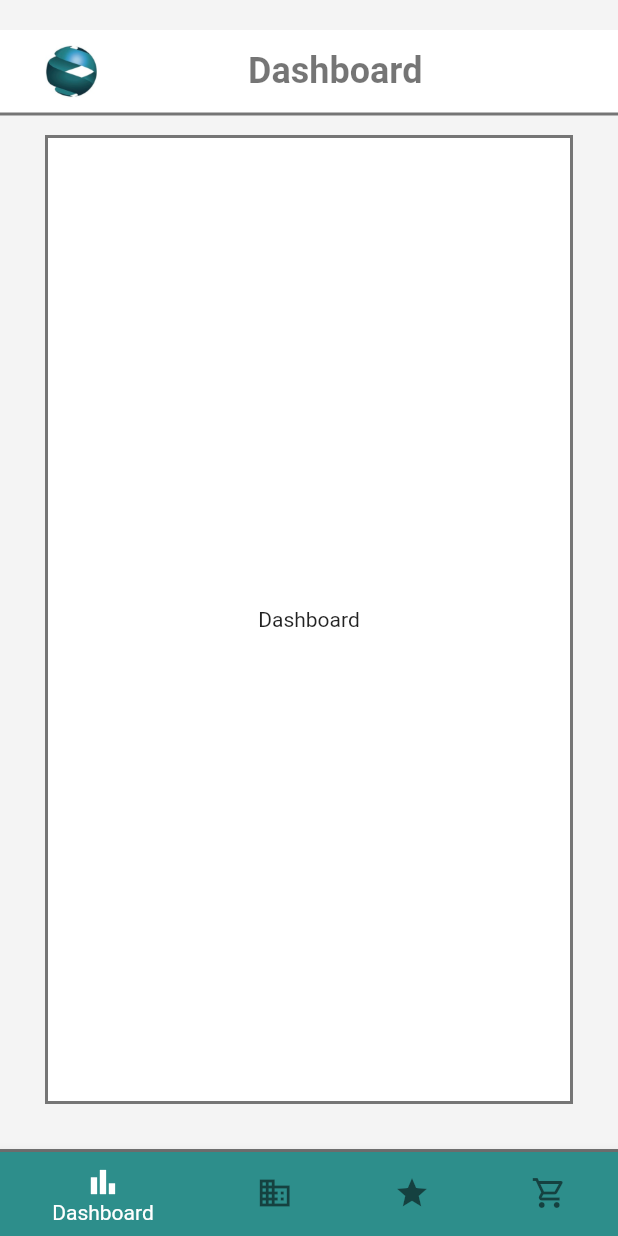
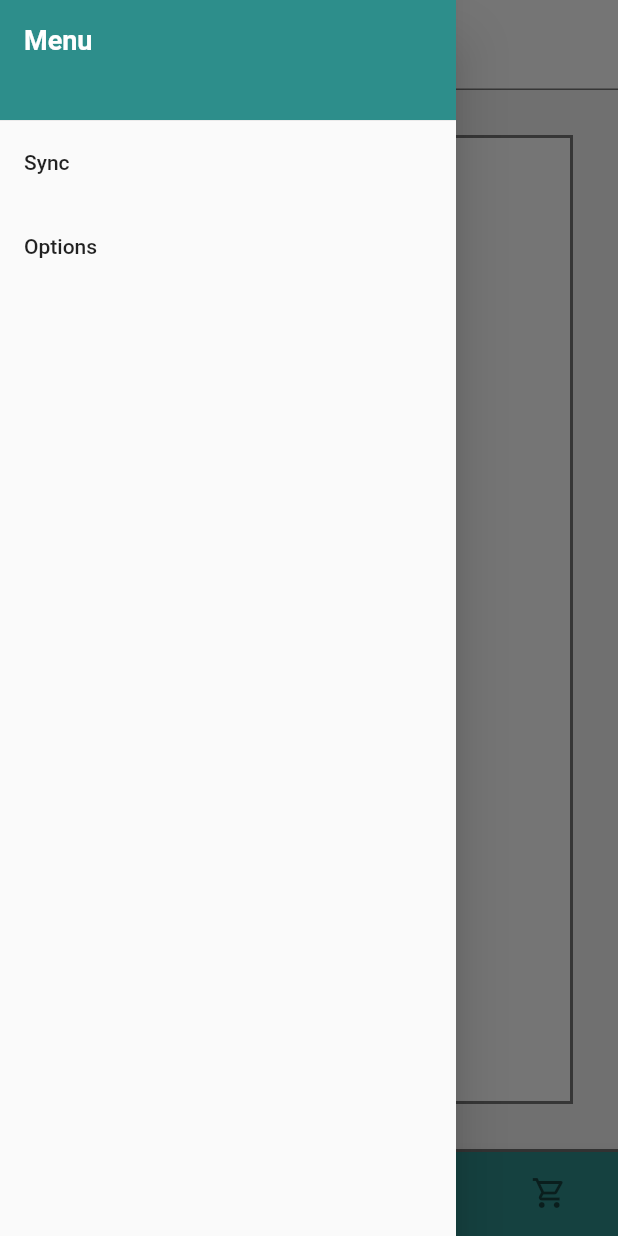
Before and after one commit to avpalmeira/app_vendas, a Flutter app: the screen it shows after launch, with the side drawer open (before the commit the screen has no drawer), on a phone screen of 412 x 824 dp. Run offline on Flutter 3.47's test engine with Material 2 defaults, Android fonts, the phone set to English and light mode, and no system bars.

Commit message:
sidebar component

```diff
--- a/lib/components/app_header.dart
+++ b/lib/components/app_header.dart
@@ -6,28 +6,28 @@ class AppHeader extends PreferredSize {
       : super(
           key: key,
           preferredSize: Size.fromHeight(height),
-            child: Column(children: [
-              SizedBox(height: statusBarHeight),
-              Container(
+          child: Container(
             decoration: BoxDecoration(
               color: Colors.white,
               border: Border(
                 bottom: BorderSide(
-                      width: 2,
+                  width: 1,
                   color: Colors.black54,
                 ),
               ),
             ),
-                padding: const EdgeInsets.symmetric(
-                  vertical: 10,
-                  horizontal: 30,
-                ),
+            padding: const EdgeInsets.fromLTRB(20, 20, 20, 0),
             child: Row(
               children: [
-                    Image.asset(
+                Builder(
+                  builder: (context) => IconButton(
+                    icon: Image.asset(
                       AppImages.logo,
                       width: 35,
                       height: 35,
+                    ),
+                    onPressed: () => Scaffold.of(context).openDrawer(),
+                  ),
                 ),
                 Expanded(
                   child: Center(
@@ -44,7 +44,7 @@ class AppHeader extends PreferredSize {
               ],
             ),
           ),
-            ]));
+        );
 
   final String title;
   final double height;
--- /dev/null
+++ b/lib/components/app_sidebar.dart
@@ -0,0 +1,44 @@
+import 'package:app_vendas/resources/app_colors.dart';
+import 'package:flutter/material.dart';
+
+class AppSidebar extends StatelessWidget {
+  @override
+  Widget build(BuildContext context) {
+    return Drawer(
+      child: ListView(
+        padding: EdgeInsets.zero,
+        children: <Widget>[
+          Container(
+            height: 80,
+            child: DrawerHeader(
+              margin: EdgeInsets.zero,
+              decoration: BoxDecoration(
+                color: AppColors.primary,
+              ),
+              child: Text(
+                'Menu',
+                style: TextStyle(
+                  color: Colors.white,
+                  fontSize: 18,
+                  fontWeight: FontWeight.bold,
+                ),
+              ),
+            ),
+          ),
+          ListTile(
+            title: Text('Sync'),
+            onTap: () {
+              Navigator.pop(context);
+            },
+          ),
+          ListTile(
+            title: Text('Options'),
+            onTap: () {
+              Navigator.pop(context);
+            },
+          ),
+        ],
+      ),
+    );
+  }
+}
--- a/lib/layouts/default_layout.dart
+++ b/lib/layouts/default_layout.dart
@@ -1,5 +1,6 @@
 import 'package:app_vendas/components/app_bottom_nav.dart';
 import 'package:app_vendas/components/app_header.dart';
+import 'package:app_vendas/components/app_sidebar.dart';
 import 'package:app_vendas/resources/app_colors.dart';
 import 'package:app_vendas/sections/clientes_section.dart';
 import 'package:app_vendas/sections/dashboard_section.dart';
@@ -43,6 +44,7 @@ class _DefaultLayoutState extends State<DefaultLayout> {
         height: 60,
         statusBarHeight: 20, //kToolbarHeight
       ),
+      drawer: AppSidebar(),
       backgroundColor: AppColors.background,
       body: _widgetOptions.elementAt(_selectedIndex),
       bottomNavigationBar: AppBottomNav(
```
Lines whose indentation alone changed are shown as unchanged.
